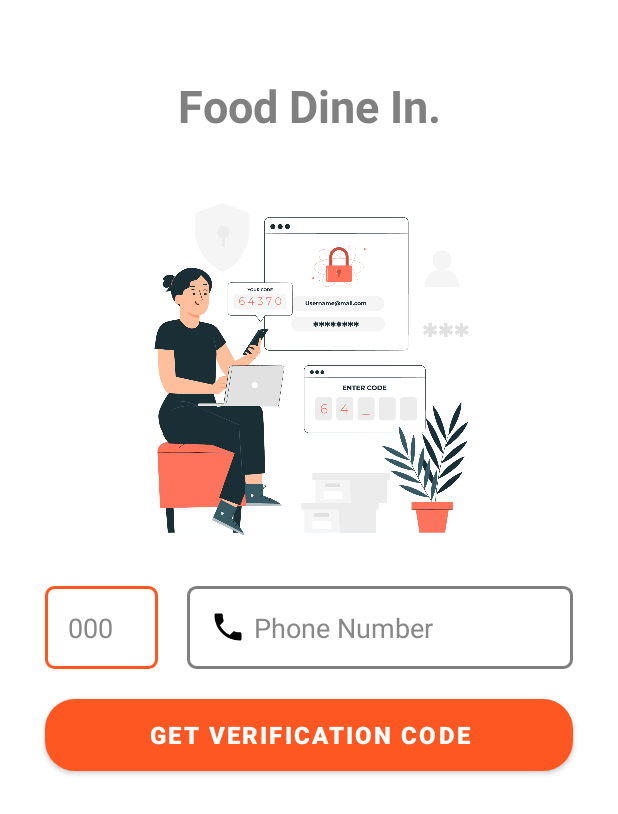
After one commit to Jaganofficial/FoodDineIn, an Android app built with Jetpack Compose: the layout activity_login.xml on its own in the app's theme, with its tools: preview values and no code run, on a phone screen of 412 x 824 dp. The commit adds this screen. Shown: the top 814 px of the screen. Run offline under Robolectric (Android 15) with nearby library versions, the phone set to English and light mode, and no system bars.

Commit message:
login activity

```diff
--- /dev/null
+++ b/app/src/main/res/drawable-v24/btn_bg.xml
@@ -0,0 +1,5 @@
+<?xml version="1.0" encoding="utf-8"?>
+<shape android:shape="rectangle" xmlns:android="http://schemas.android.com/apk/res/android">
+    <corners android:radius="20dp"/>
+    <solid android:color="@color/theme"/>
+</shape>
--- /dev/null
+++ b/app/src/main/res/drawable-v24/et_bg.xml
@@ -0,0 +1,15 @@
+<?xml version="1.0" encoding="utf-8"?>
+<selector xmlns:android="http://schemas.android.com/apk/res/android">
+    <item android:state_focused="true">
+        <shape android:shape="rectangle">
+            <stroke android:color="@color/theme" android:width="2dp"/>
+            <corners android:radius="5dp"/>
+        </shape>
+    </item>
+    <item android:state_focused="false">
+        <shape android:shape="rectangle">
+            <stroke android:color="#808080" android:width="2dp"/>
+            <corners android:radius="5dp"/>
+        </shape>
+    </item>
+</selector>
--- /dev/null
+++ b/app/src/main/res/drawable-v24/msgicon.xml
@@ -0,0 +1,5 @@
+<vector android:height="24dp" android:tint="#000000"
+    android:viewportHeight="24" android:viewportWidth="24"
+    android:width="24dp" xmlns:android="http://schemas.android.com/apk/res/android">
+    <path android:fillColor="@android:color/white" android:pathData="M20,2L4,2c-1.1,0 -1.99,0.9 -1.99,2L2,22l4,-4h14c1.1,0 2,-0.9 2,-2L22,4c0,-1.1 -0.9,-2 -2,-2zM9,11L7,11L7,9h2v2zM13,11h-2L11,9h2v2zM17,11h-2L15,9h2v2z"/>
+</vector>
--- /dev/null
+++ b/app/src/main/res/drawable-v24/phoneicon.xml
@@ -0,0 +1,5 @@
+<vector android:height="24dp" android:tint="#000000"
+    android:viewportHeight="24" android:viewportWidth="24"
+    android:width="24dp" xmlns:android="http://schemas.android.com/apk/res/android">
+    <path android:fillColor="@android:color/white" android:pathData="M6.62,10.79c1.44,2.83 3.76,5.14 6.59,6.59l2.2,-2.2c0.27,-0.27 0.67,-0.36 1.02,-0.24 1.12,0.37 2.33,0.57 3.57,0.57 0.55,0 1,0.45 1,1V20c0,0.55 -0.45,1 -1,1 -9.39,0 -17,-7.61 -17,-17 0,-0.55 0.45,-1 1,-1h3.5c0.55,0 1,0.45 1,1 0,1.25 0.2,2.45 0.57,3.57 0.11,0.35 0.03,0.74 -0.25,1.02l-2.2,2.2z"/>
+</vector>
--- /dev/null
+++ b/app/src/main/res/layout/activity_login.xml
@@ -0,0 +1,147 @@
+<?xml version="1.0" encoding="utf-8"?>
+<RelativeLayout xmlns:android="http://schemas.android.com/apk/res/android"
+    xmlns:app="http://schemas.android.com/apk/res-auto"
+    xmlns:tools="http://schemas.android.com/tools"
+    android:layout_width="match_parent"
+    android:layout_height="match_parent"
+    android:background="@color/white"
+    tools:context=".LoginActivity">
+
+    <TextView
+        android:id="@+id/textView"
+        android:layout_width="wrap_content"
+        android:layout_height="wrap_content"
+        android:layout_alignParentStart="true"
+        android:layout_alignParentTop="true"
+        android:layout_alignParentEnd="true"
+        android:layout_marginStart="10dp"
+        android:layout_marginTop="50dp"
+        android:layout_marginEnd="10dp"
+        android:gravity="center"
+        android:text="Food Dine In."
+        android:textColor="#808080"
+        android:textSize="30sp"
+        android:textStyle="bold" />
+
+    <ImageView
+        android:id="@+id/imageView2"
+        android:layout_width="250dp"
+        android:layout_height="250dp"
+        android:layout_below="@+id/textView"
+        android:layout_alignParentStart="true"
+        android:layout_alignParentEnd="true"
+        android:layout_marginStart="0dp"
+        android:layout_marginTop="30dp"
+        android:layout_marginEnd="0dp"
+        app:srcCompat="@mipmap/phoneauth_vector" />
+
+    <EditText
+        android:id="@+id/etCountryCode"
+        android:layout_width="75dp"
+        android:layout_height="wrap_content"
+        android:layout_below="@+id/imageView2"
+        android:layout_alignStart="@+id/btnCode"
+        android:layout_marginStart="0dp"
+        android:layout_marginTop="20dp"
+        android:background="@drawable/et_bg"
+        android:ems="10"
+        android:hint="000"
+        android:textColor="@color/black"
+        android:textColorHint="@color/gray"
+        android:inputType="phone"
+        android:maxLength="3"
+        android:padding="15dp" />
+
+    <EditText
+        android:id="@+id/etPhone"
+        android:layout_width="250dp"
+        android:layout_height="wrap_content"
+        android:layout_below="@+id/imageView2"
+        android:layout_alignParentEnd="true"
+        android:layout_marginStart="19dp"
+        android:layout_marginTop="20dp"
+        android:layout_marginEnd="30dp"
+        android:layout_toEndOf="@+id/etCountryCode"
+        android:background="@drawable/et_bg"
+        android:drawableStart="@drawable/phoneicon"
+        android:drawablePadding="5dp"
+        android:ems="10"
+        android:hint="Phone Number"
+        android:textColorHint="@color/gray"
+        android:textColor="@color/black"
+        android:inputType="phone"
+        android:padding="15dp" />
+
+    <Button
+        android:id="@+id/btnCode"
+        android:layout_width="350dp"
+        android:layout_height="wrap_content"
+        android:layout_below="@+id/etPhone"
+        android:layout_alignParentStart="true"
+        android:layout_alignParentEnd="true"
+        android:layout_marginStart="30dp"
+        android:layout_marginTop="20dp"
+        android:layout_marginEnd="30dp"
+        android:background="@drawable/btn_bg"
+        android:text="Get Verification Code"
+        android:textColor="@color/white"
+        android:textSize="16sp"
+        android:textStyle="bold" />
+
+    <EditText
+        android:id="@+id/etCode"
+        android:layout_width="350dp"
+        android:layout_height="wrap_content"
+        android:layout_below="@+id/imageView2"
+        android:layout_alignParentStart="true"
+        android:layout_alignParentEnd="true"
+        android:layout_marginStart="30dp"
+        android:layout_marginTop="18dp"
+        android:layout_marginEnd="30dp"
+        android:background="@drawable/et_bg"
+        android:drawableStart="@drawable/msgicon"
+        android:drawablePadding="5dp"
+        android:ems="10"
+        android:hint="Verification Code"
+        android:textColorHint="@color/gray"
+        android:textColor="@color/black"
+        android:inputType="phone"
+        android:maxLength="6"
+        android:padding="15dp"
+        android:visibility="gone" />
+
+    <Button
+        android:id="@+id/btnVerify"
+        android:layout_width="350dp"
+        android:layout_height="wrap_content"
+        android:layout_below="@+id/etCode"
+        android:layout_alignParentStart="true"
+        android:layout_alignParentEnd="true"
+        android:layout_marginStart="30dp"
+        android:layout_marginTop="20dp"
+        android:layout_marginEnd="30dp"
+        android:background="@drawable/btn_bg"
+        android:text="Verify"
+        android:textColor="@color/white"
+        android:textSize="18sp"
+        android:textStyle="bold"
+        android:visibility="gone" />
+
+    <Button
+        android:id="@+id/btnResend"
+        android:layout_width="350dp"
+        android:layout_height="wrap_content"
+        android:layout_below="@+id/btnVerify"
+        android:layout_alignStart="@+id/btnVerify"
+        android:layout_alignEnd="@+id/btnVerify"
+        android:layout_marginStart="0dp"
+        android:layout_marginTop="20dp"
+        android:layout_marginEnd="0dp"
+        android:background="@drawable/btn_bg"
+        android:text="Resend OTP"
+        android:textColor="@color/white"
+        android:textSize="18sp"
+        android:textStyle="bold"
+        android:visibility="gone" />
+
+</RelativeLayout>
--- a/app/src/main/res/values-night/themes.xml
+++ b/app/src/main/res/values-night/themes.xml
@@ -2,7 +2,7 @@
     <!-- Base application theme. -->
     <style name="Theme.FoodDineIn" parent="Theme.MaterialComponents.DayNight.DarkActionBar">
         <!-- Primary brand color. -->
-        <item name="colorPrimary">@color/purple_200</item>
+        <item name="colorPrimary">@color/theme</item>
         <item name="colorPrimaryVariant">@color/purple_700</item>
         <item name="colorOnPrimary">@color/black</item>
         <!-- Secondary brand color. -->
@@ -10,7 +10,7 @@
         <item name="colorSecondaryVariant">@color/teal_200</item>
         <item name="colorOnSecondary">@color/black</item>
         <!-- Status bar color. -->
-        <item name="android:statusBarColor" tools:targetApi="l">?attr/colorPrimaryVariant</item>
+        <item name="android:statusBarColor" tools:targetApi="l">?attr/colorPrimary</item>
         <!-- Customize your theme here. -->
     </style>
 </resources>
--- a/app/src/main/res/values/colors.xml
+++ b/app/src/main/res/values/colors.xml
@@ -7,4 +7,6 @@
     <color name="teal_700">#FF018786</color>
     <color name="black">#FF000000</color>
     <color name="white">#FFFFFFFF</color>
+    <color name="theme">#FF5722</color>
+    <color name="gray">#888</color>
 </resources>
--- a/app/src/main/res/values/themes.xml
+++ b/app/src/main/res/values/themes.xml
@@ -2,7 +2,7 @@
     <!-- Base application theme. -->
     <style name="Theme.FoodDineIn" parent="Theme.MaterialComponents.DayNight.DarkActionBar">
         <!-- Primary brand color. -->
-        <item name="colorPrimary">@color/purple_500</item>
+        <item name="colorPrimary">@color/theme</item>
         <item name="colorPrimaryVariant">@color/purple_700</item>
         <item name="colorOnPrimary">@color/white</item>
         <!-- Secondary brand color. -->
@@ -10,7 +10,7 @@
         <item name="colorSecondaryVariant">@color/teal_700</item>
         <item name="colorOnSecondary">@color/black</item>
         <!-- Status bar color. -->
-        <item name="android:statusBarColor" tools:targetApi="l">?attr/colorPrimaryVariant</item>
+        <item name="android:statusBarColor" tools:targetApi="l">?attr/colorPrimary</item>
         <!-- Customize your theme here. -->
     </style>
 </resources>
```
Also changed, not shown: app/build.gradle (+7 -0 lines), app/src/main/AndroidManifest.xml (+10 -6 lines), app/src/main/java/com/example/fooddinein/LoginActivity.kt (added, +161 -0 lines), build.gradle (+17 -3 lines), app/src/main/res/mipmap-mdpi/phoneauth_vector.jpg (added), 1 other file.
